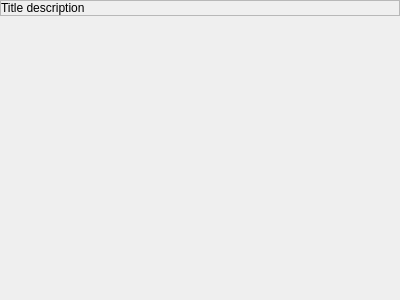
Above: PkSession/SessionTask.ui from KDE/apper before the change. Below: the same form after it.
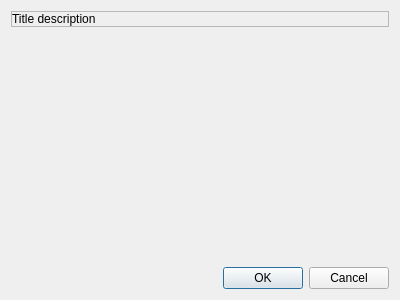
That is the form after the change.

Commit message: PackageKit Session interface fixed

```diff
--- a/PkSession/SessionTask.ui
+++ b/PkSession/SessionTask.ui
@@ -11,9 +11,6 @@
    </rect>
   </property>
   <layout class="QVBoxLayout" name="verticalLayout">
-   <property name="margin">
-    <number>0</number>
-   </property>
    <item>
     <widget class="QFrame" name="frame">
      <property name="frameShape">
@@ -63,6 +60,13 @@
    <item>
     <widget class="QStackedWidget" name="stackedWidget"/>
    </item>
+   <item>
+    <widget class="QDialogButtonBox" name="buttonBox">
+     <property name="standardButtons">
+      <set>QDialogButtonBox::Cancel|QDialogButtonBox::Ok</set>
+     </property>
+    </widget>
+   </item>
   </layout>
  </widget>
  <resources/>
```
Left out of the diff: 22 changed lines with no effect on the pictures. The commit also changes 13 other files.
